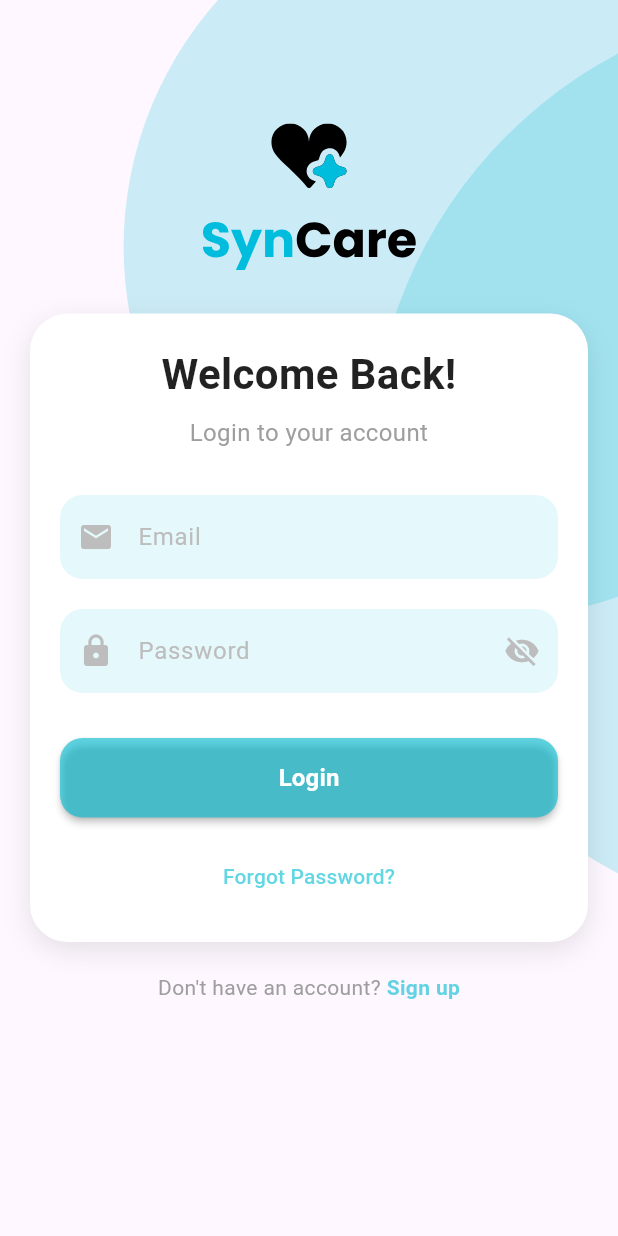
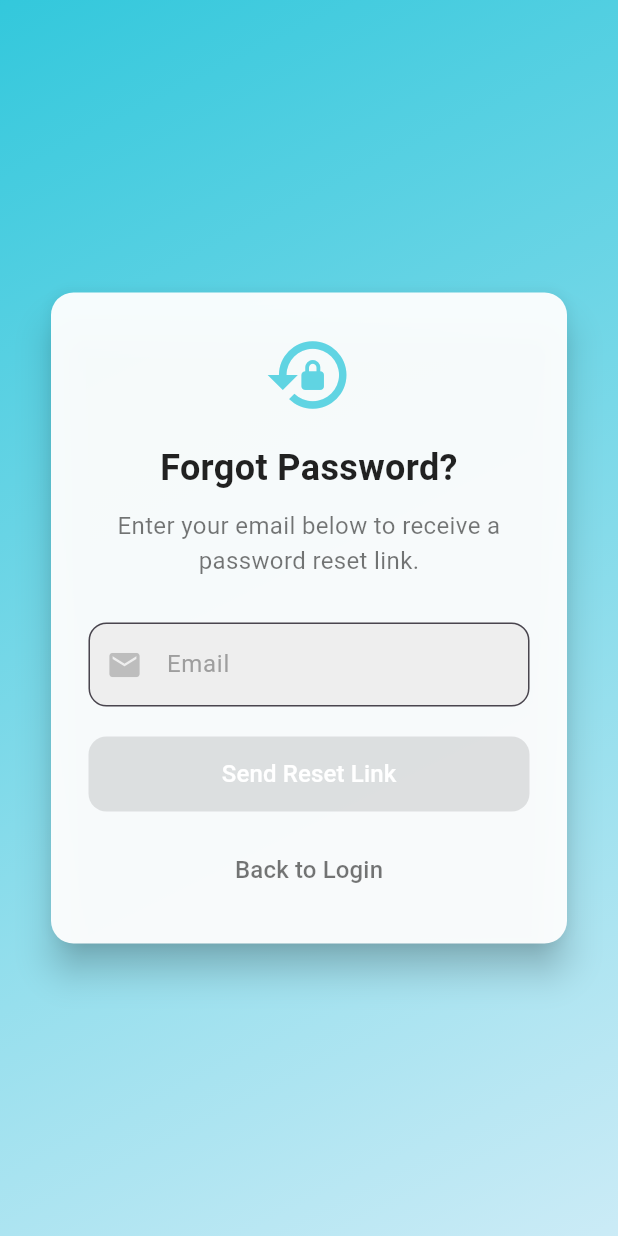
Before and after one commit to engineer-bisharat-ali/SynCare-App, a Flutter app: the SignupScreen screen opened directly, after a tap on "Login", after a tap on "Forgot Password?", on a phone screen of 412 x 824 dp. Run offline on Flutter 3.47's test engine with Material 3 defaults, Android fonts, the phone set to English and light mode, and no system bars; our stand-ins replace cloud_firestore, firebase_auth, firebase_core, flutter_svg, google_sign_in; accounts and stored records are empty.

Commit message:
Add forgot/reset password feature

```diff
--- /dev/null
+++ b/lib/pages/auths/forgot_password_page.dart
@@ -0,0 +1,176 @@
+import 'package:flutter/material.dart';
+import 'package:syncare/constants/colors.dart';
+import 'package:syncare/services/auth_services/auth_services.dart';
+
+// const primaryColor = Color(0x9C00BCD3); // Your Primary Color
+
+class ForgotPasswordPage extends StatefulWidget {
+  const ForgotPasswordPage({super.key});
+
+  @override
+  State<ForgotPasswordPage> createState() => _ForgotPasswordPageState();
+}
+
+class _ForgotPasswordPageState extends State<ForgotPasswordPage> {
+  final _emailController = TextEditingController();
+  final _authService = AuthServices();
+  bool _isLoading = false;
+
+  Future<void> _handlePasswordReset() async {
+    setState(() {
+      _isLoading = true;
+    });
+
+    await _authService.sendPasswordResetEmail(_emailController.text.trim());
+
+    setState(() {
+      _isLoading = false;
+    });
+
+    if (!mounted) return;
+    _showResultDialog();
+  }
+
+  void _showResultDialog() {
+    showDialog(
+      context: context,
+      builder: (context) {
+        return AlertDialog(
+          shape: RoundedRectangleBorder(borderRadius: BorderRadius.circular(15)),
+          icon: const Icon(
+            Icons.check_circle,
+            color: Colors.green,
+            size: 50,
+          ),
+          title: const Text(
+            'Success!',
+            style: TextStyle(color: Colors.green, fontWeight: FontWeight.bold),
+            textAlign: TextAlign.center,
+          ),
+          content: const Text(
+            'If this email is registered, you will receive a password reset link.',
+            textAlign: TextAlign.center,
+          ),
+          actions: [
+            TextButton(
+              onPressed: () {
+                Navigator.pop(context); // Close the dialog
+                Navigator.pop(context); // Close the Forgot Password screen
+
+              },
+              child: const Text('OK', style: TextStyle(fontSize: 16)),
+            ),
+          ],
+        );
+      },
+    );
+  }
+
+  bool get _isValidEmail {
+    final email = _emailController.text.trim();
+    return RegExp(r'^[^@]+@[^@]+\.[^@]+').hasMatch(email);
+  }
+
+  @override
+  void dispose() {
+    _emailController.dispose();
+    super.dispose();
+  }
+
+  @override
+  Widget build(BuildContext context) {
+    final screenWidth = MediaQuery.of(context).size.width;
+
+    return Scaffold(
+      body: Stack(
+        children: [
+          // Background Gradient with Primary Color
+          Container(
+            decoration: BoxDecoration(
+              gradient: LinearGradient(
+                colors: [primaryColor.withOpacity(0.8), primaryColor.withOpacity(0.2)],
+                begin: Alignment.topLeft,
+                end: Alignment.bottomRight,
+              ),
+            ),
+          ),
+
+          // Centered Content
+          Center(
+            child: SingleChildScrollView(
+              padding: EdgeInsets.symmetric(
+                horizontal: screenWidth > 600 ? screenWidth * 0.2 : 30,
+                vertical: 20,
+              ),
+              child: Card(
+                elevation: 10,
+                shape: RoundedRectangleBorder(borderRadius: BorderRadius.circular(15)),
+                color: Colors.white.withOpacity(0.95),
+                child: Padding(
+                  padding: const EdgeInsets.all(25),
+                  child: Column(
+                    crossAxisAlignment: CrossAxisAlignment.stretch,
+                    children: [
+                      const Icon(Icons.lock_reset, size: 60, color: primaryColor),
+                      const SizedBox(height: 15),
+                      const Text(
+                        'Forgot Password?',
+                        style: TextStyle(fontSize: 24, fontWeight: FontWeight.bold, color: Colors.black87),
+                        textAlign: TextAlign.center,
+                      ),
+                      const SizedBox(height: 10),
+                      const Text(
+                        'Enter your email below to receive a password reset link.',
+                        style: TextStyle(fontSize: 16, color: Colors.black54),
+                        textAlign: TextAlign.center,
+                      ),
+                      const SizedBox(height: 30),
+
+                      // Email Input Field
+                      TextFormField(
+                        controller: _emailController,
+                        decoration: InputDecoration(
+                          labelText: 'Email', labelStyle: const TextStyle(color: Colors.grey),
+                          prefixIcon:  Icon(Icons.email, color: Colors.grey.shade400),
+                          filled: true,
+                          fillColor: Colors.grey[200],
+                          border: OutlineInputBorder(borderRadius: BorderRadius.circular(12)),
+                        ),
+                        keyboardType: TextInputType.emailAddress,
+                        autofillHints: const [AutofillHints.email],
+                        onChanged: (_) => setState(() {}),
+                      ),
+                      const SizedBox(height: 20),
+
+                      // Send Reset Button
+                      SizedBox(
+                        height: 50,
+                        child: ElevatedButton(
+                          onPressed: _isLoading || !_isValidEmail ? null : _handlePasswordReset,
+                          style: ElevatedButton.styleFrom(
+                            backgroundColor: primaryColor,
+                            shape: RoundedRectangleBorder(borderRadius: BorderRadius.circular(12)),
+                          ),
+                          child: _isLoading
+                              ? const CircularProgressIndicator(color: Colors.white, strokeWidth: 2)
+                              : const Text('Send Reset Link', style: TextStyle(fontSize: 16, color: Colors.white)),
+                        ),
+                      ),
+                      const SizedBox(height: 15),
+
+                      // Back to Login Button
+                      TextButton(
+                        onPressed: _isLoading ? null : () => Navigator.pop(context),
+                        child: const Text('Back to Login', style: TextStyle(fontSize: 16, color: Colors.black54)),
+                      ),
+                    ],
+                  ),
+                ),
+              ),
+            ),
+          ),
+        ],
+      ),
+    );
+  }
+}
--- a/lib/pages/auths/login_screen.dart
+++ b/lib/pages/auths/login_screen.dart
@@ -2,6 +2,7 @@ import 'package:firebase_auth/firebase_auth.dart';
 import 'package:flutter/material.dart';
 import 'package:flutter_svg/flutter_svg.dart';
 import 'package:syncare/constants/colors.dart';
+import 'package:syncare/pages/auths/forgot_password_page.dart';
 import 'package:syncare/pages/auths/signup_screen.dart';
 import 'package:syncare/pages/screens/home_screen.dart';
 import 'package:syncare/services/auth_services/auth_services.dart';
@@ -193,16 +194,19 @@ class _LoginScreenState extends State<LoginScreen> {
                           onPressed: loginUser,
                           text: "Login",
                         ),
-                        const SizedBox(height: 15),
-                        TextButton(
+                        const SizedBox(height: 8),
+                        Align(
+                          alignment: Alignment.centerRight,
+                          child: TextButton(
                             onPressed: () {
-                            // Handle Forgot Password (to be implemented)
+                              Navigator.push(context, MaterialPageRoute(builder: (context) => const ForgotPasswordPage(),));
                             },
                             child: const Text(
                               "Forgot Password?",
                               style: TextStyle(
                                 color: primaryColor,
                                 fontSize: 14,
+                              ),
                             ),
                           ),
                         ),
--- a/lib/services/auth_services/auth_services.dart
+++ b/lib/services/auth_services/auth_services.dart
@@ -1,11 +1,14 @@
 import 'package:cloud_firestore/cloud_firestore.dart';
 import 'package:firebase_auth/firebase_auth.dart';
+// import 'package:flutter/material.dart';
 import 'package:google_sign_in/google_sign_in.dart';
 
 class AuthServices {
   final FirebaseFirestore _firebaseFirestore = FirebaseFirestore.instance;
   final _auth = FirebaseAuth.instance;
-  final GoogleSignIn _googleSignIn = GoogleSignIn(); // Google Sign-In instance
+  final GoogleSignIn _googleSignIn = GoogleSignIn();
+
+  get context => null; // Google Sign-In instance
 
   // ----------------------------
   // Signup Logic
@@ -90,6 +93,20 @@ class AuthServices {
     }
   }
 
+// ----------------------------
+  // Forgot Password Logic
+  // ----------------------------
+
+  Future<void> sendPasswordResetEmail(String email) async {
+    try {
+      await _auth.sendPasswordResetEmail(email: email.trim());
+    } catch (e) {
+      // Do nothing, as Firebase does not return an error for unregistered emails
+    }
+  }
+
+
+
   // ----------------------------
   // Logout Logic
   // ----------------------------
@@ -103,3 +120,27 @@ class AuthServices {
     }
   }
 }
+
+// class PasswordResetResult {
+//   final String? errorCode;
+
+//   PasswordResetResult({this.errorCode});
+
+//   bool get success => errorCode == null;
+
+//   Widget get message {
+//     if (success) return const AlertDialog(content: Text("Password reset link sent to your email"),);
+//     switch (errorCode) {
+//       case 'user-not-found':
+//         return const AlertDialog(
+//           content: Text("user-not-found"),
+//         );
+//       case 'invalid-email':
+//         return const AlertDialog(content: Text("Invalid email address format"),);
+//       case 'too-many-requests':
+//         return const AlertDialog(content: Text("Too many requests. Try again later"),);
+//       default:
+//         return  const AlertDialog(content: Text("Error sending reset link. Please try again"),);
+//     }
+//   }
+// }
```
Lines whose indentation alone changed are shown as unchanged.
